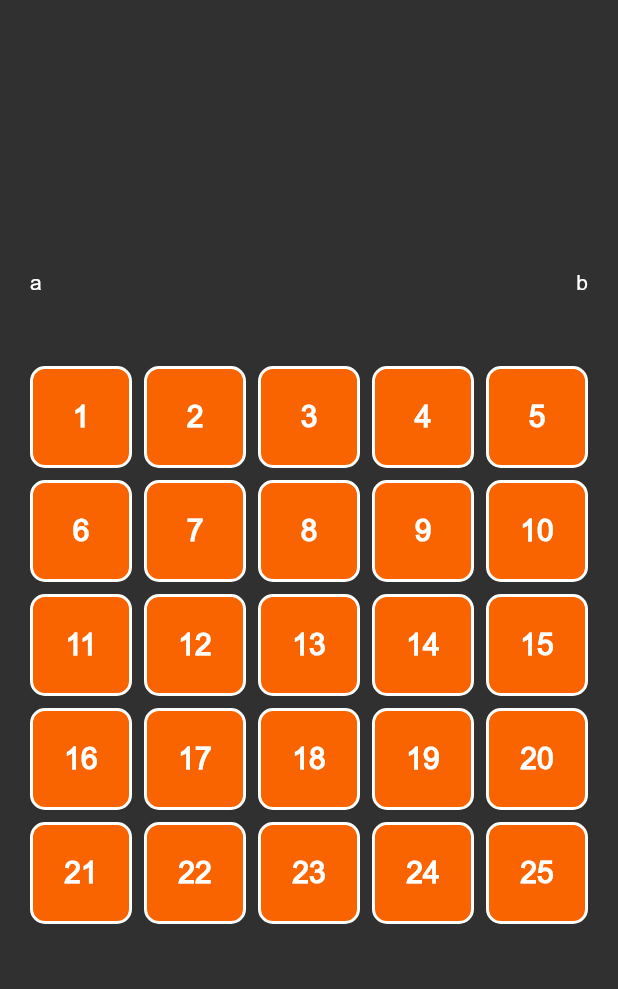
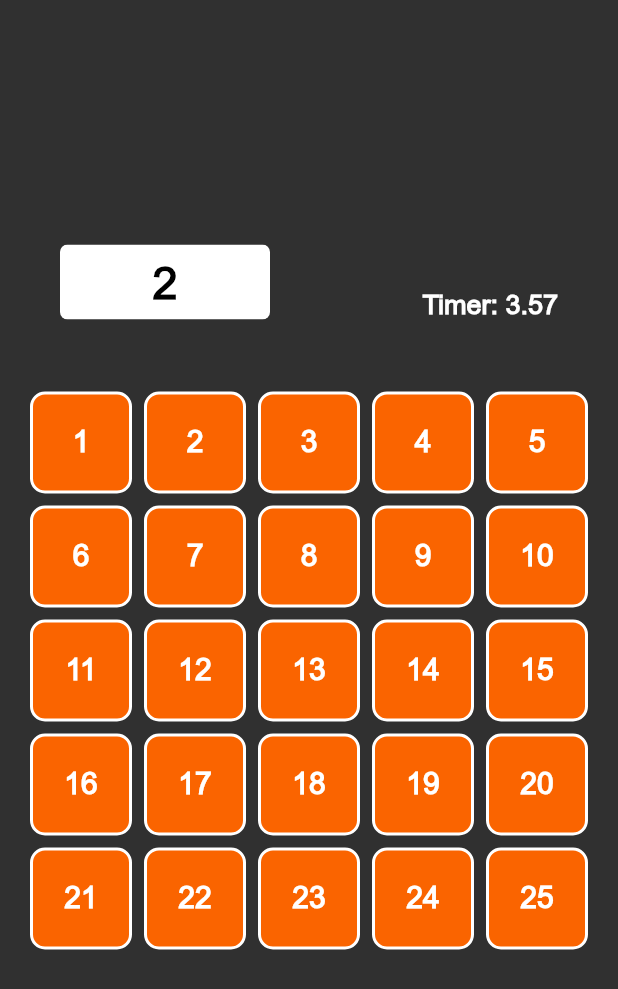
Before and after one commit to tamappe/touch_numbers, a Flutter app: the GamePlayPage screen opened by its route, after a tap on an icon or button, on a phone screen of 412 x 824 dp. Shown: the top 989 px of the screen. Run offline on Flutter 3.47's test engine with Material 2 defaults, Android fonts, the phone set to English and light mode, and no system bars.

Commit message:
ゲームロジックと終了画面への画面遷移

```diff
--- a/lib/main.dart
+++ b/lib/main.dart
@@ -1,4 +1,5 @@
 import 'package:flutter/material.dart';
+import 'package:twentyfive/pages/clear_page.dart';
 import 'package:twentyfive/pages/game_play_page.dart';
 import 'package:twentyfive/pages/start_page.dart';
 import 'package:twentyfive/utils/constants.dart';
@@ -14,6 +15,7 @@ class MyApp extends StatelessWidget {
       routes: <String, WidgetBuilder>{
         Constants.startRoute: (BuildContext context) => StartPage(),
         Constants.playRoute: (BuildContext context) => GamePlayPage(),
+        Constants.clearRoute: (BuildContext context) => ClearPage(),
       },
       title: 'Numbers',
       theme: new ThemeData(
--- /dev/null
+++ b/lib/pages/clear_page.dart
@@ -0,0 +1,25 @@
+import 'package:flutter/material.dart';
+import 'package:twentyfive/pages/start_page.dart';
+import 'package:twentyfive/utils/constants.dart';
+
+class ClearPage extends StatelessWidget {
+  @override
+  Widget build(BuildContext context) {
+    return Scaffold(
+        body: Center(
+            child: FlatButton(
+                onPressed: () {
+                    Navigator.push(
+                        context,
+                        new MaterialPageRoute<Null>(
+                            settings: RouteSettings(name: Constants.startRoute),
+                            builder: (BuildContext context) => StartPage(),
+                        ),
+                    );
+                },
+                child: Text('clear')
+            ),
+        ),
+    );
+  }
+}
--- a/lib/pages/game_play_page.dart
+++ b/lib/pages/game_play_page.dart
@@ -1,4 +1,5 @@
 import 'package:flutter/material.dart';
+import 'package:twentyfive/pages/clear_page.dart';
 import 'package:twentyfive/utils/constants.dart';
 
 class GamePlayPage extends StatefulWidget {
@@ -7,7 +8,24 @@ class GamePlayPage extends StatefulWidget {
 }
 
 class _GamePlayPageState extends State<GamePlayPage> {
+  int currentNumber = 1;
+
   void _onPressedNumberButton() {}
+
+  void _updateCurrentNumber() {
+    if (currentNumber >= 25) {
+      Navigator.push(
+        context,
+        new MaterialPageRoute<Null>(
+          settings: RouteSettings(name: Constants.clearRoute),
+          builder: (BuildContext context) => ClearPage(),
+        ),
+      );
+    }
+    setState(() {
+      currentNumber += 1;
+    });
+  }
 
   @override
   Widget build(BuildContext context) {
@@ -20,7 +38,35 @@ class _GamePlayPageState extends State<GamePlayPage> {
             children: <Widget>[
               Row(
                 mainAxisAlignment: MainAxisAlignment.spaceBetween,
-                children: <Widget>[Text('a'), Text('b')],
+                crossAxisAlignment: CrossAxisAlignment.end,
+                children: <Widget>[
+                  Padding(
+                    padding: EdgeInsets.only(left: 20.0),
+                    child: ClipRRect(
+                      borderRadius: BorderRadius.circular(5),
+                      child: Container(
+                          width: 140.0,
+                          height: 50.0,
+                          color: Colors.white,
+                          child: Center(
+                            child: Text(
+                              '$currentNumber',
+                              textAlign: TextAlign.center,
+                              style: TextStyle(
+                                  fontWeight: FontWeight.bold, color: Colors.black, fontSize: 30),
+                            ),
+                          )),
+                    ),
+                  ),
+                  Container(
+                    padding: EdgeInsets.only(right: 20),
+                    child: Center(
+                        child: Text(
+                      'Timer: 3.57',
+                      style: TextStyle(fontSize: 18, fontWeight: FontWeight.bold),
+                    )),
+                  )
+                ],
               ),
               SizedBox(
                 height: 48.0,
@@ -33,7 +79,11 @@ class _GamePlayPageState extends State<GamePlayPage> {
                     physics: const NeverScrollableScrollPhysics(),
                     crossAxisCount: 5,
                     children: List.generate(25, (index) {
-                      return NumberButton(index + 1, _onPressedNumberButton);
+                      return NumberButton(index + 1, () {
+                        if (index + 1 == currentNumber) {
+                          _updateCurrentNumber();
+                        }
+                      });
                     })),
               )
             ],
--- a/lib/utils/constants.dart
+++ b/lib/utils/constants.dart
@@ -5,6 +5,7 @@ class Constants {
   static const String startRoute = '/start';
   static const String startCountRoute = '/start_count';
   static const String playRoute = '/play';
+  static const String clearRoute = '/clear';
 
   static const double circleSize = 150.0;
   static const double circleFontSize = 50.0;
```
